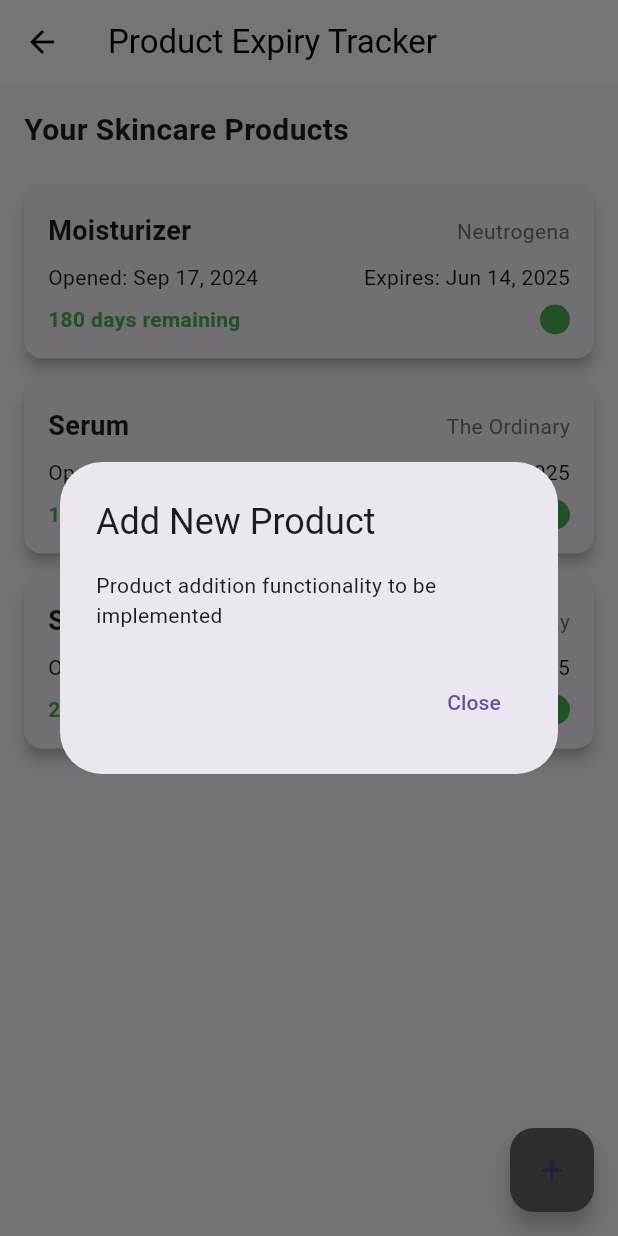
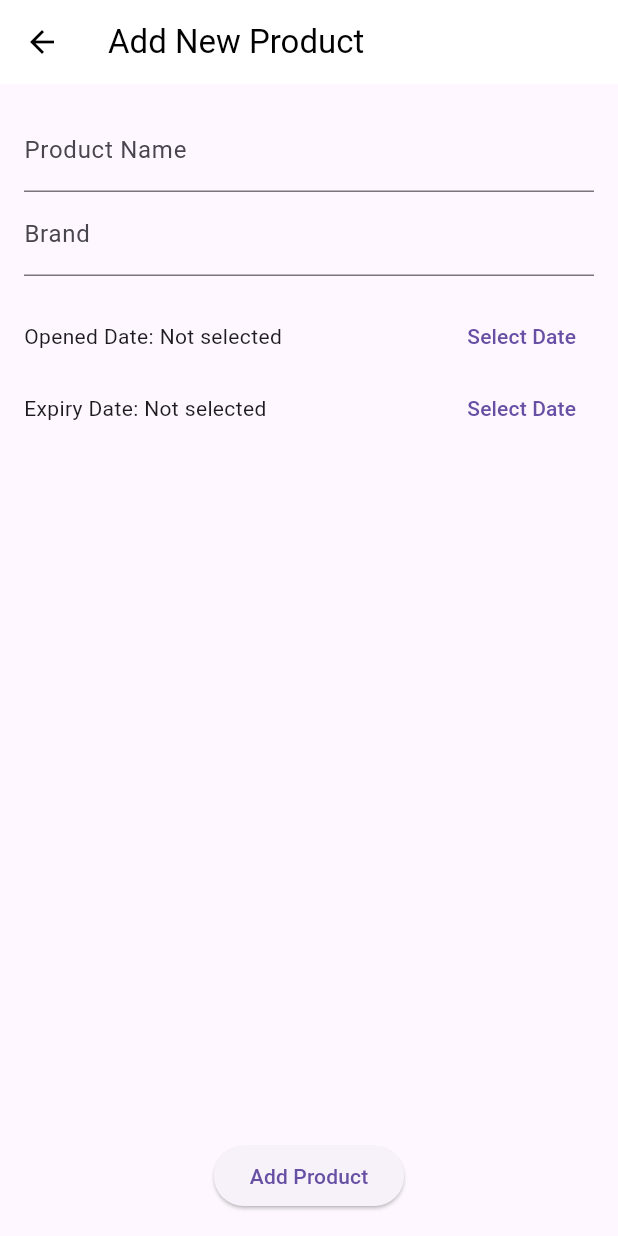
Before and after one commit to Karthikdvl/pdd, a Flutter app: the ProductExpiryTrackerPage screen opened by its route, after a tap on the "add" icon, on a phone screen of 412 x 824 dp. Run offline on Flutter 3.47's test engine with Material 3 defaults, Android fonts, the light colour scheme and no system bars; our stand-ins replace dash_chat_2, fl_chart, flutter_gemini, image_picker; missing offline and left inert: qr_code_scanner.

Commit message:
updated config.dart

```diff
--- /dev/null
+++ b/lib/config.dart
@@ -0,0 +1,2 @@
+// config.dart
+const String BASE_URL = 'http://192.168.96.146:5000';
--- /dev/null
+++ b/lib/homeScreenSection/addProductPage.dart
@@ -0,0 +1,134 @@
+// homeScreenSection/addProductPage.dart
+import 'package:flutter/material.dart';
+import 'package:ingreskin/homeScreenSection/models/productItem.dart';
+import 'package:ingreskin/homeScreenSection/productExpirytracker.dart';
+import 'package:intl/intl.dart';
+//import 'package:ingreskin/models/product_item.dart';
+
+class AddProductPage extends StatefulWidget {
+  const AddProductPage({Key? key}) : super(key: key);
+
+  @override
+  _AddProductPageState createState() => _AddProductPageState();
+}
+
+class _AddProductPageState extends State<AddProductPage> {
+  final _formKey = GlobalKey<FormState>();
+  final TextEditingController _nameController = TextEditingController();
+  final TextEditingController _brandController = TextEditingController();
+  DateTime? _openedDate;
+  DateTime? _expiryDate;
+
+  @override
+  Widget build(BuildContext context) {
+    return Scaffold(
+      appBar: AppBar(
+        title: const Text('Add New Product'),
+        backgroundColor: Colors.white,
+        foregroundColor: Colors.black,
+      ),
+      body: Padding(
+        padding: const EdgeInsets.all(16.0),
+        child: Form(
+          key: _formKey,
+          child: Column(
+            children: [
+              TextFormField(
+                controller: _nameController,
+                decoration: const InputDecoration(labelText: 'Product Name'),
+                validator: (value) {
+                  if (value == null || value.isEmpty) {
+                    return 'Please enter the product name';
+                  }
+                  return null;
+                },
+              ),
+              TextFormField(
+                controller: _brandController,
+                decoration: const InputDecoration(labelText: 'Brand'),
+                validator: (value) {
+                  if (value == null || value.isEmpty) {
+                    return 'Please enter the brand name';
+                  }
+                  return null;
+                },
+              ),
+              const SizedBox(height: 16),
+              Row(
+                mainAxisAlignment: MainAxisAlignment.spaceBetween,
+                children: [
+                  Text(
+                    _openedDate == null
+                        ? 'Opened Date: Not selected'
+                        : 'Opened Date: ${DateFormat('MMM dd, yyyy').format(_openedDate!)}',
+                  ),
+                  TextButton(
+                    onPressed: () async {
+                      DateTime? pickedDate = await showDatePicker(
+                        context: context,
+                        initialDate: DateTime.now(),
+                        firstDate: DateTime(2000),
+                        lastDate: DateTime(2100),
+                      );
+                      if (pickedDate != null) {
+                        setState(() {
+                          _openedDate = pickedDate;
+                        });
+                      }
+                    },
+                    child: const Text('Select Date'),
+                  ),
+                ],
+              ),
+              Row(
+                mainAxisAlignment: MainAxisAlignment.spaceBetween,
+                children: [
+                  Text(
+                    _expiryDate == null
+                        ? 'Expiry Date: Not selected'
+                        : 'Expiry Date: ${DateFormat('MMM dd, yyyy').format(_expiryDate!)}',
+                  ),
+                  TextButton(
+                    onPressed: () async {
+                      DateTime? pickedDate = await showDatePicker(
+                        context: context,
+                        initialDate: DateTime.now(),
+                        firstDate: DateTime(2000),
+                        lastDate: DateTime(2100),
+                      );
+                      if (pickedDate != null) {
+                        setState(() {
+                          _expiryDate = pickedDate;
+                        });
+                      }
+                    },
+                    child: const Text('Select Date'),
+                  ),
+                ],
+              ),
+              const Spacer(),
+              ElevatedButton(
+                onPressed: () {
+                  if (_formKey.currentState!.validate() &&
+                      _openedDate != null &&
+                      _expiryDate != null) {
+                    Navigator.pop(
+                      context,
+                      ProductItem(
+                        name: _nameController.text,
+                        brand: _brandController.text,
+                        openedDate: _openedDate!,
+                        expiryDate: _expiryDate!,
+                      ),
+                    );
+                  }
+                },
+                child: const Text('Add Product'),
+              ),
+            ],
+          ),
+        ),
+      ),
+    );
+  }
+}
--- a/lib/homeScreenSection/imageSearch.dart
+++ b/lib/homeScreenSection/imageSearch.dart
@@ -60,6 +60,7 @@
                     icon: const Icon(Icons.arrow_back),
                     onPressed: () {
                       // Handle back navigation
+                      Navigator.pushNamed(context, '/home');
                     },
                   ),
                   const Text(
--- /dev/null
+++ b/lib/homeScreenSection/models/productItem.dart
@@ -0,0 +1,14 @@
+// models/product_item.dart
+class ProductItem {
+  final String name;
+  final String brand;
+  final DateTime openedDate;
+  final DateTime expiryDate;
+
+  ProductItem({
+    required this.name,
+    required this.brand,
+    required this.openedDate,
+    required this.expiryDate,
+  });
+}
--- a/lib/homeScreenSection/productExpirytracker.dart
+++ b/lib/homeScreenSection/productExpirytracker.dart
@@ -1,43 +1,46 @@
+// homeScreenSection/product_expiry_tracker_page.dart
 import 'package:flutter/material.dart';
-import 'package:intl/intl.dart'; // Add this to pubspec.yaml for date formatting
+import 'package:ingreskin/homeScreenSection/addProductPage.dart';
+import 'package:ingreskin/homeScreenSection/models/productItem.dart';
+import 'package:intl/intl.dart';
+
+void main() {
+  runApp(const MyApp());
+}
+
+class MyApp extends StatelessWidget {
+  const MyApp({Key? key}) : super(key: key);
+
+  @override
+  Widget build(BuildContext context) {
+    return MaterialApp(
+      debugShowCheckedModeBanner: false, // Optional: Disable the debug banner
+      title: 'Product Expiry Tracker',
+      theme: ThemeData(
+        primarySwatch: Colors.blue,
+      ),
+      home: const ProductExpiryTrackerPage(),
+    );
+  }
+}
 
 class ProductExpiryTrackerPage extends StatefulWidget {
   const ProductExpiryTrackerPage({Key? key}) : super(key: key);
 
   @override
-  _ProductExpiryTrackerPageState createState() => _ProductExpiryTrackerPageState();
+  _ProductExpiryTrackerPageState createState() =>
+      _ProductExpiryTrackerPageState();
 }
 
 class _ProductExpiryTrackerPageState extends State<ProductExpiryTrackerPage> {
-  // Sample product data - you would typically fetch this from a database
-  final List<ProductItem> _products = [
-    ProductItem(
-      name: 'Moisturizer',
-      brand: 'Neutrogena',
-      openedDate: DateTime.now().subtract(Duration(days: 90)),
-      expiryDate: DateTime.now().add(Duration(days: 180)),
-    ),
-    ProductItem(
-      name: 'Serum',
-      brand: 'The Ordinary',
-      openedDate: DateTime.now().subtract(Duration(days: 60)),
-      expiryDate: DateTime.now().add(Duration(days: 120)),
-    ),
-    ProductItem(
-      name: 'Sunscreen',
-      brand: 'La Roche-Posay',
-      openedDate: DateTime.now().subtract(Duration(days: 30)),
-      expiryDate: DateTime.now().add(Duration(days: 270)),
-    ),
-  ];
+  final List<ProductItem> _products = [];
 
   @override
   Widget build(BuildContext context) {
     return Scaffold(
       appBar: AppBar(
-        title: Text('Product Expiry Tracker'),
+        title: const Text('Product Expiry Tracker'),
         backgroundColor: Colors.white,
-        elevation: 0,
         foregroundColor: Colors.black,
       ),
       body: Padding(
@@ -45,19 +48,19 @@
         child: Column(
           crossAxisAlignment: CrossAxisAlignment.start,
           children: [
-            Text(
+            const Text(
               'Your Skincare Products',
               style: TextStyle(
                 fontSize: 20,
                 fontWeight: FontWeight.bold,
               ),
             ),
-            SizedBox(height: 16),
+            const SizedBox(height: 16),
             Expanded(
               child: ListView.builder(
                 itemCount: _products.length,
                 itemBuilder: (context, index) {
-                  return _buildProductCard(_products[index]);
+                  return _buildProductCard(_products[index], index);
                 },
               ),
             ),
@@ -66,19 +69,19 @@
       ),
       floatingActionButton: FloatingActionButton(
         onPressed: _addNewProduct,
-        child: Icon(Icons.add),
+        child: const Icon(Icons.add),
         backgroundColor: Colors.grey[700],
       ),
     );
   }
 
-  Widget _buildProductCard(ProductItem product) {
+  Widget _buildProductCard(ProductItem product, int index) {
     final daysRemaining = product.expiryDate.difference(DateTime.now()).inDays;
     Color statusColor = _getStatusColor(daysRemaining);
 
     return Card(
       elevation: 4,
-      margin: EdgeInsets.symmetric(vertical: 8),
+      margin: const EdgeInsets.symmetric(vertical: 8),
       child: Padding(
         padding: const EdgeInsets.all(16.0),
         child: Column(
@@ -89,34 +92,39 @@
               children: [
                 Text(
                   product.name,
-                  style: TextStyle(
+                  style: const TextStyle(
                     fontSize: 18,
                     fontWeight: FontWeight.bold,
                   ),
                 ),
+                Row(
+                  children: [
                     Text(
                       product.brand,
-                  style: TextStyle(
-                    color: Colors.grey[600],
+                      style: TextStyle(color: Colors.grey[600]),
                     ),
+                    const SizedBox(width: 8),
+                    IconButton(
+                      onPressed: () => _removeProduct(index),
+                      icon: const Icon(Icons.remove_circle, color: Colors.red),
                     ),
                   ],
                 ),
-            SizedBox(height: 8),
+              ],
+            ),
+            const SizedBox(height: 8),
             Row(
               mainAxisAlignment: MainAxisAlignment.spaceBetween,
               children: [
                 Text(
                   'Opened: ${DateFormat('MMM dd, yyyy').format(product.openedDate)}',
-                  style: TextStyle(fontSize: 14),
                 ),
                 Text(
                   'Expires: ${DateFormat('MMM dd, yyyy').format(product.expiryDate)}',
-                  style: TextStyle(fontSize: 14),
                 ),
               ],
             ),
-            SizedBox(height: 8),
+            const SizedBox(height: 8),
             Row(
               children: [
                 Text(
@@ -126,7 +134,7 @@
                     fontWeight: FontWeight.bold,
                   ),
                 ),
-                Spacer(),
+                const Spacer(),
                 _buildStatusIndicator(statusColor),
               ],
             ),
@@ -153,36 +161,23 @@
     return Colors.green;
   }
 
-  void _addNewProduct() {
-    // Implement a dialog or navigation to add a new product
-    showDialog(
-      context: context,
-      builder: (BuildContext context) {
-        return AlertDialog(
-          title: Text('Add New Product'),
-          content: Text('Product addition functionality to be implemented'),
-          actions: [
-            TextButton(
-              onPressed: () => Navigator.of(context).pop(),
-              child: Text('Close'),
+  void _addNewProduct() async {
+    final result = await Navigator.push<ProductItem>(
+      context,
+      MaterialPageRoute(
+        builder: (context) => const AddProductPage(),
       ),
-          ],
     );
-      },
-    );
+    if (result != null) {
+      setState(() {
+        _products.add(result);
+      });
     }
   }
 
-class ProductItem {
-  final String name;
-  final String brand;
-  final DateTime openedDate;
-  final DateTime expiryDate;
-
-  ProductItem({
-    required this.name,
-    required this.brand,
-    required this.openedDate,
-    required this.expiryDate,
+  void _removeProduct(int index) {
+    setState(() {
+      _products.removeAt(index);
     });
   }
+}
--- a/lib/login1.dart
+++ b/lib/login1.dart
@@ -1,4 +1,5 @@
 import 'package:flutter/material.dart';
+import 'package:ingreskin/config.dart';
 import 'package:ingreskin/homeScreenSection/productExpirytracker.dart';
 import 'package:ingreskin/skinAssesstest/skinpages/navi.dart';
 import 'forgot_password.dart';
@@ -72,7 +73,7 @@
       });
 
       final url = Uri.parse(
-          'http://192.168.211.146:5000/login'); // Replace <your-server-ip> with your Flask server's IP address or localhost for testing
+          '$BASE_URL/login'); // Replace <your-server-ip> with your Flask server's IP address or localhost for testing
       final body = json.encode({
         'email': emailController.text,
         'password': passwordController.text,
@@ -179,9 +180,9 @@
                       if (value?.isEmpty ?? true) {
                         return 'Please enter your password';
                       }
-                      if (value!.length < 6) {
-                        return 'Password must be at least 6 characters';
-                      }
+                      // if (value!.length < 6) {
+                      //   return 'Password must be at least 6 characters';
+                      // }
                       return null;
                     },
                   ),
--- a/lib/main.dart
+++ b/lib/main.dart
@@ -4,6 +4,7 @@
 import 'package:ingreskin/adminPages/productListScreen.dart';
 import 'package:ingreskin/adminPages/reviewScreen.dart';
 import 'package:ingreskin/aiAssistant/pages/AI_homePage.dart';
+import 'package:ingreskin/homeScreenSection/imageSearch.dart';
 import 'package:ingreskin/homeScreenSection/productExpirytracker.dart';
 import 'package:ingreskin/homepage.dart';
 import 'package:ingreskin/skinAssesstest/skinpages/navi.dart'; // Navigation bar
@@ -43,7 +44,7 @@
         '/skin-assessment': (context) => PersonalDetailsPage(userSkinData: userSkinData),
         '/profile': (context) => ProfilePage(user: {}),
         '/product-expiry': (context) => ProductExpiryTrackerPage(),
-        '/photo': (context) => PhotoPage(),
+        '/photo': (context) => PhotoSearchScreen(),
         '/aiAssistant': (context) => AIassistant(),
       },
     );
--- a/lib/register.dart
+++ b/lib/register.dart
@@ -1,5 +1,6 @@
   import 'package:flutter/material.dart';
   import 'package:http/http.dart' as http;
+import 'package:ingreskin/config.dart';
   import 'package:ingreskin/thankyouforreg.dart';
   import 'dart:convert'; // For JSON encoding and decoding
   // import 'verify_acc.dart';
@@ -60,7 +61,7 @@
     }
 
     Future<void> _registerUser() async {
-      final String apiUrl = 'http://192.168.211.146:5000/register'; // Replace with your Flask backend URL
+      final String apiUrl = '$BASE_URL/register'; // Replace with your Flask backend URL
 
       final Map<String, dynamic> requestData = {
         'name': _nameController.text,
```
Also changed, not shown: lib/homepage.dart (+12 -12 lines), assets/cosmetics.csv (added). Lines whose indentation alone changed are shown as unchanged.
